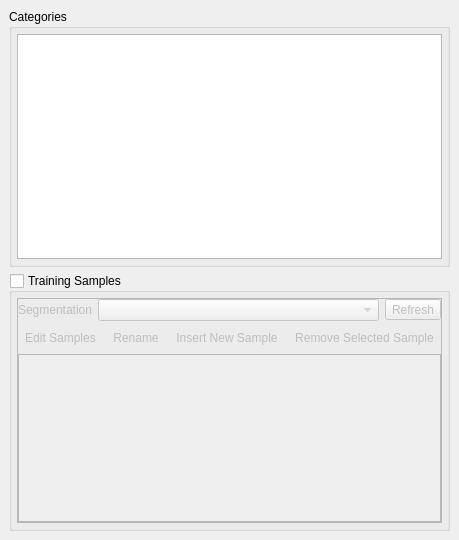
Above: CDTStudio/cdtsampledockwidget.ui from chenguanzhou/CDTStudio before the change. Below: the same form after it.
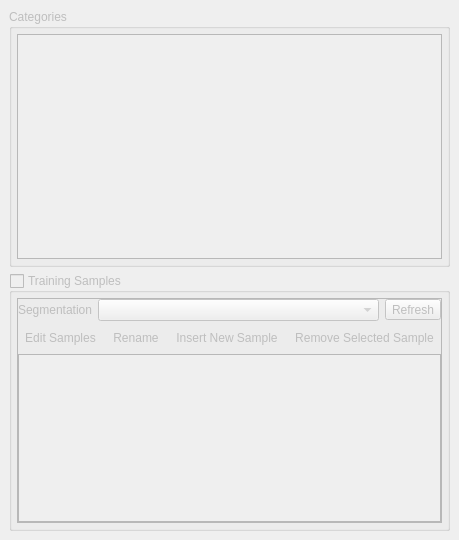
That is the form after the change. Icons and pictures are not drawn.

Diff of the .ui file:
```diff
--- a/CDTStudio/cdtsampledockwidget.ui
+++ b/CDTStudio/cdtsampledockwidget.ui
@@ -2,6 +2,9 @@
 <ui version="4.0">
  <class>CDTSampleDockWidget</class>
  <widget class="QDockWidget" name="CDTSampleDockWidget">
+  <property name="enabled">
+   <bool>false</bool>
+  </property>
   <property name="geometry">
    <rect>
     <x>0</x>
```
